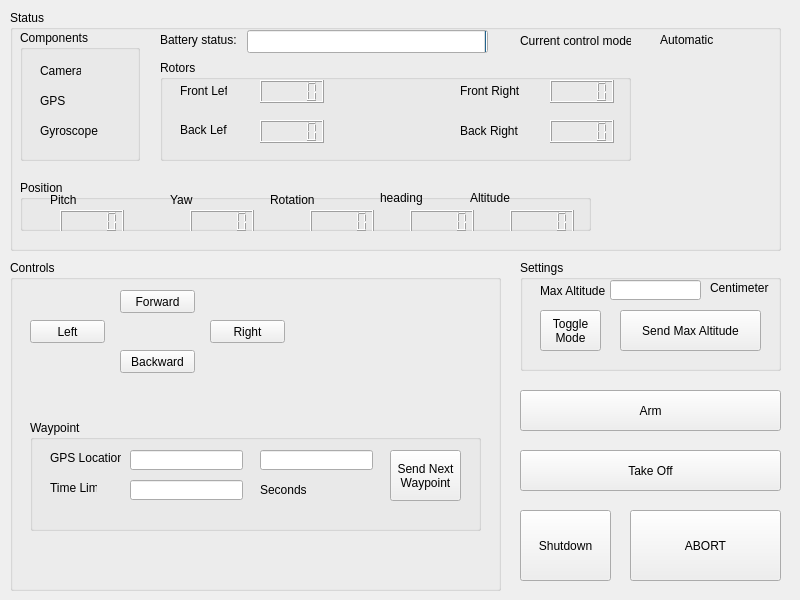
Before: the Qt Designer form GUI/quadcopterwindow.ui in madmilla/THO78-Roborescue, drawn with Qt 5.
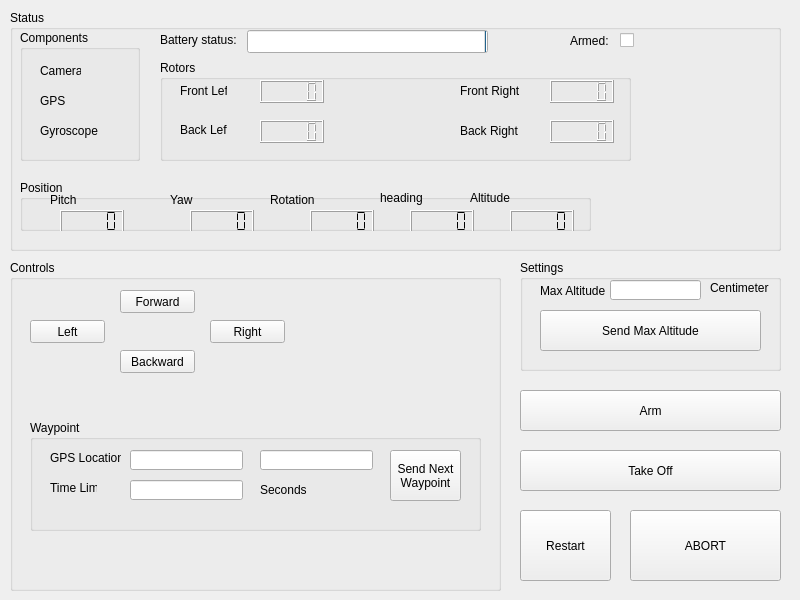
After: the same form once the commit is applied.

Commit message: Join all GUIs

Patch:
```diff
--- a/GUI/quadcopterwindow.ui
+++ b/GUI/quadcopterwindow.ui
@@ -236,27 +236,14 @@
     <widget class="QLabel" name="currentModeLabel">
      <property name="geometry">
       <rect>
-       <x>510</x>
+       <x>560</x>
        <y>20</y>
-       <width>111</width>
+       <width>41</width>
        <height>21</height>
       </rect>
      </property>
      <property name="text">
-      <string>Current control mode: </string>
-     </property>
-    </widget>
-    <widget class="QLabel" name="currentModeValue">
-     <property name="geometry">
-      <rect>
-       <x>650</x>
-       <y>20</y>
-       <width>91</width>
-       <height>20</height>
-      </rect>
-     </property>
-     <property name="text">
-      <string>Automatic</string>
+      <string>Armed:</string>
      </property>
     </widget>
     <widget class="QGroupBox" name="positionBox">
@@ -332,6 +319,21 @@
         <height>23</height>
        </rect>
       </property>
+      <property name="frameShape">
+       <enum>QFrame::Box</enum>
+      </property>
+      <property name="frameShadow">
+       <enum>QFrame::Raised</enum>
+      </property>
+      <property name="lineWidth">
+       <number>1</number>
+      </property>
+      <property name="midLineWidth">
+       <number>0</number>
+      </property>
+      <property name="segmentStyle">
+       <enum>QLCDNumber::Flat</enum>
+      </property>
      </widget>
      <widget class="QLCDNumber" name="yawValue">
       <property name="geometry">
@@ -342,6 +344,9 @@
         <height>23</height>
        </rect>
       </property>
+      <property name="segmentStyle">
+       <enum>QLCDNumber::Flat</enum>
+      </property>
      </widget>
      <widget class="QLCDNumber" name="rotationValue">
       <property name="geometry">
@@ -352,6 +357,9 @@
         <height>23</height>
        </rect>
       </property>
+      <property name="segmentStyle">
+       <enum>QLCDNumber::Flat</enum>
+      </property>
      </widget>
      <widget class="QLCDNumber" name="altitudeValue">
       <property name="geometry">
@@ -362,6 +370,9 @@
         <height>23</height>
        </rect>
       </property>
+      <property name="segmentStyle">
+       <enum>QLCDNumber::Flat</enum>
+      </property>
      </widget>
      <widget class="QLabel" name="headingLabel">
       <property name="geometry">
@@ -385,8 +396,24 @@
         <height>23</height>
        </rect>
       </property>
+      <property name="segmentStyle">
+       <enum>QLCDNumber::Flat</enum>
+      </property>
      </widget>
     </widget>
+    <widget class="QCheckBox" name="armedCheck">
+     <property name="geometry">
+      <rect>
+       <x>610</x>
+       <y>20</y>
+       <width>16</width>
+       <height>21</height>
+      </rect>
+     </property>
+     <property name="text">
+      <string/>
+     </property>
+    </widget>
    </widget>
    <widget class="QGroupBox" name="controlsBox">
     <property name="geometry">
@@ -613,7 +640,7 @@
      </rect>
     </property>
     <property name="text">
-     <string>Shutdown</string>
+     <string>Restart</string>
     </property>
    </widget>
    <widget class="QGroupBox" name="settingsBox">
@@ -664,26 +691,12 @@
       </rect>
      </property>
     </widget>
-    <widget class="QPushButton" name="toggleControlModeButton">
-     <property name="geometry">
-      <rect>
-       <x>20</x>
-       <y>50</y>
-       <width>61</width>
-       <height>41</height>
-      </rect>
-     </property>
-     <property name="text">
-      <string>Toggle
-Mode</string>
-     </property>
-    </widget>
     <widget class="QPushButton" name="sendMaxAltitudeButton">
      <property name="geometry">
       <rect>
-       <x>100</x>
+       <x>20</x>
        <y>50</y>
-       <width>141</width>
+       <width>221</width>
        <height>41</height>
       </rect>
      </property>
```
Left out of the diff: 2 changed lines with no effect on the pictures. The commit also changes 4 other files.
